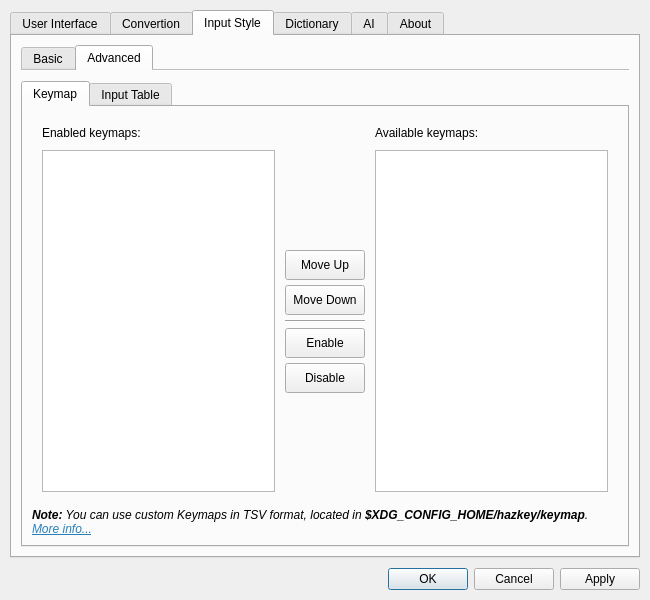
This is hazkey-settings/mainwindow.ui in 7ka-Hiira/fcitx5-hazkey as Qt 5 draws it before an edit. The edited form follows.
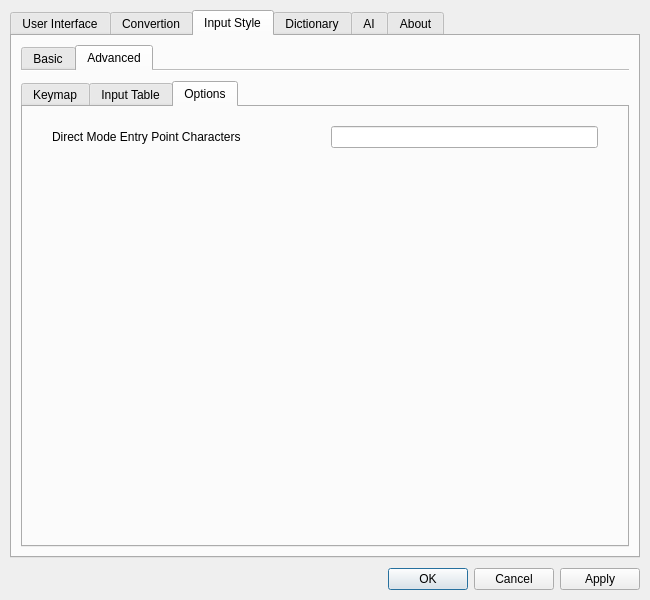
This is the edited form. The open tabs and pages were chosen to show the change. Icons and pictures are not drawn.

Commit message: feat: configurable submode entry point

Diff of the .ui file:
```diff
--- a/hazkey-settings/mainwindow.ui
+++ b/hazkey-settings/mainwindow.ui
@@ -1307,6 +1307,62 @@
                </item>
               </layout>
              </widget>
+             <widget class="QWidget" name="advancedTabTabWidgetOptionsPage">
+              <attribute name="title">
+               <string>Options</string>
+              </attribute>
+              <layout class="QVBoxLayout" name="verticalLayout_2">
+               <item>
+                <layout class="QGridLayout" name="advancedTabOptionsGrid">
+                 <property name="leftMargin">
+                  <number>20</number>
+                 </property>
+                 <property name="topMargin">
+                  <number>10</number>
+                 </property>
+                 <property name="rightMargin">
+                  <number>20</number>
+                 </property>
+                 <property name="bottomMargin">
+                  <number>20</number>
+                 </property>
+                 <property name="spacing">
+                  <number>12</number>
+                 </property>
+                 <item row="0" column="0">
+                  <widget class="QLabel" name="subModeEntryPointChars">
+                   <property name="text">
+                    <string>Direct Mode Entry Point Characters</string>
+                   </property>
+                  </widget>
+                 </item>
+                 <item row="0" column="1">
+                  <widget class="QLineEdit" name="submodeEntryPointChars">
+                   <property name="sizePolicy">
+                    <sizepolicy hsizetype="Preferred" vsizetype="Fixed">
+                     <horstretch>0</horstretch>
+                     <verstretch>0</verstretch>
+                    </sizepolicy>
+                   </property>
+                  </widget>
+                 </item>
+                </layout>
+               </item>
+               <item>
+                <spacer name="advancedTabBottomSpacer">
+                 <property name="orientation">
+                  <enum>Qt::Orientation::Vertical</enum>
+                 </property>
+                 <property name="sizeHint" stdset="0">
+                  <size>
+                   <width>20</width>
+                   <height>40</height>
+                  </size>
+                 </property>
+                </spacer>
+               </item>
+              </layout>
+             </widget>
             </widget>
            </item>
           </layout>
```
Left out of the diff: 8 changed lines with no effect on the pictures. The commit also changes 6 other files.
